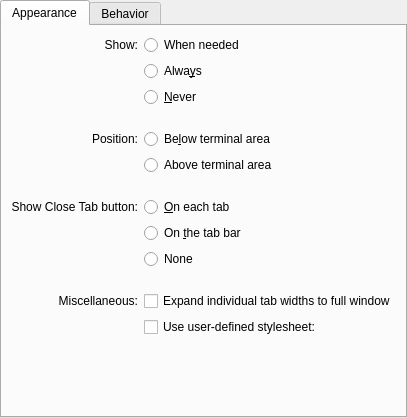
The window that src/settings/TabBarSettings.ui (KDE/konsole) describes before a commit, drawn with Qt 5.
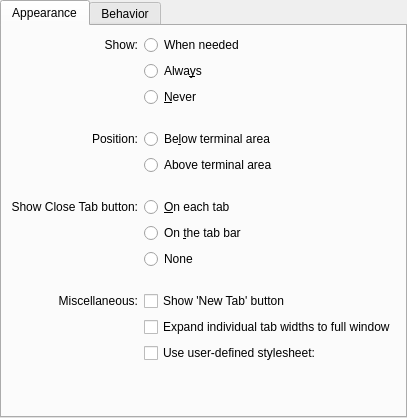
The same window after the commit. Custom widgets are drawn as their Qt base class.

Commit message:
Restore "Show 'new tab' button" option in Konsole Settings
FIXED-IN: 19.12

https://invent.kde.org/kde/konsole/merge_requests/24

Patch:
```diff
--- a/src/settings/TabBarSettings.ui
+++ b/src/settings/TabBarSettings.ui
@@ -213,20 +213,27 @@
           </widget>
          </item>
          <item row="11" column="1" colspan="2">
+          <widget class="QCheckBox" name="kcfg_NewTabButton">
+           <property name="text">
+            <string>Show 'New Tab' button</string>
+           </property>
+          </widget>
+         </item>
+         <item row="12" column="1" colspan="2">
           <widget class="QCheckBox" name="kcfg_ExpandTabWidth">
            <property name="text">
             <string>Expand individual tab widths to full window</string>
            </property>
           </widget>
          </item>
-         <item row="12" column="1" colspan="2">
+         <item row="13" column="1" colspan="2">
           <widget class="QCheckBox" name="kcfg_TabBarUseUserStyleSheet">
            <property name="text">
             <string>Use user-defined stylesheet:</string>
            </property>
           </widget>
          </item>
-         <item row="13" column="1">
+         <item row="14" column="1">
           <spacer>
            <property name="orientation">
             <enum>Qt::Horizontal</enum>
@@ -242,7 +249,7 @@
            </property>
           </spacer>
          </item>
-         <item row="13" column="2">
+         <item row="14" column="2">
           <widget class="KUrlRequester" name="kcfg_TabBarUserStyleSheetFile">
            <property name="enabled">
             <bool>false</bool>
```
